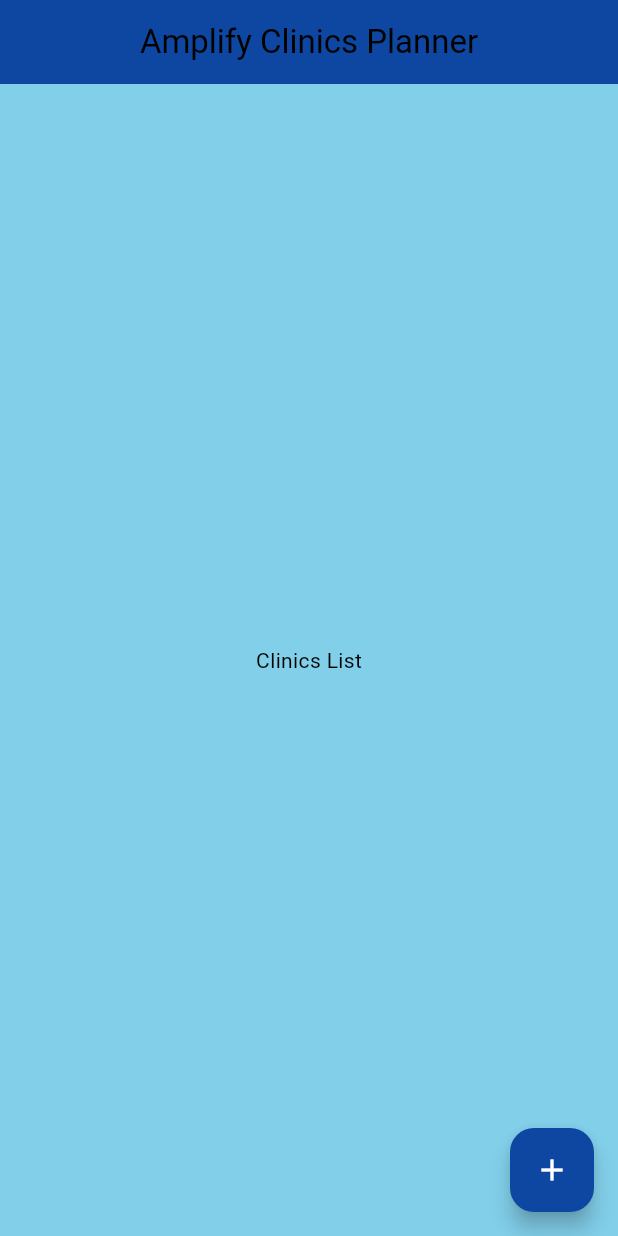
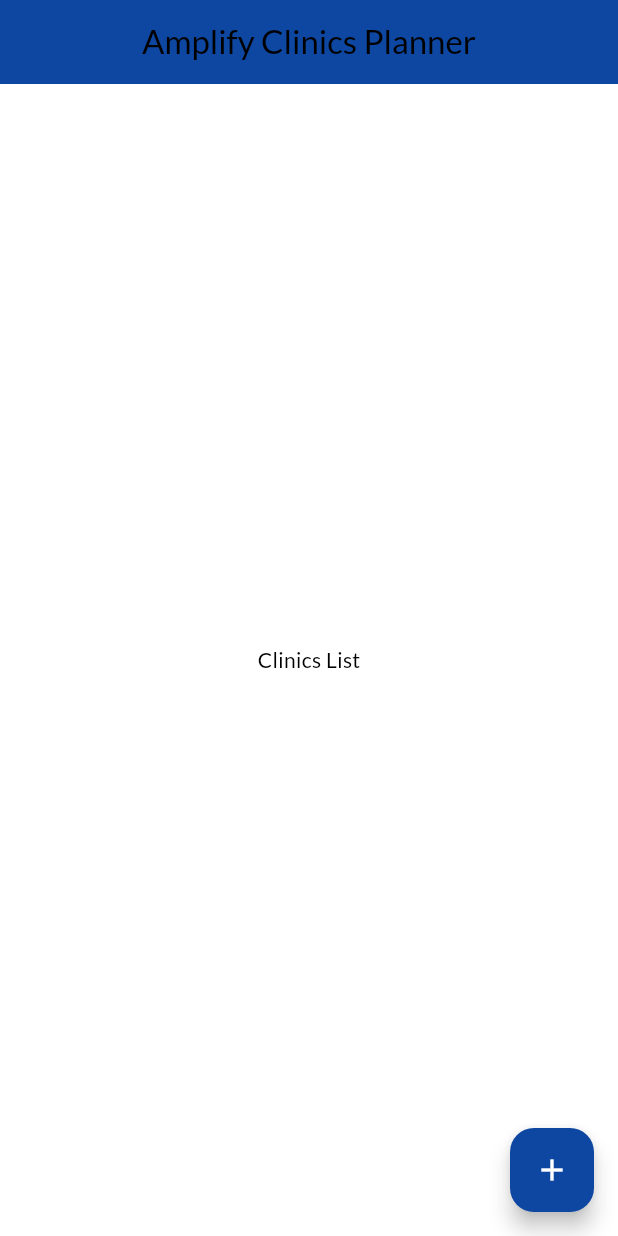
Before and after one commit to MichaelLevin5908/clinic_finder_app, a Flutter app: the screen it shows after launch, on a phone screen of 412 x 824 dp. Run offline on Flutter 3.47's test engine with Material 3 defaults, Android fonts, the light colour scheme and no system bars; our stand-ins replace flutter_riverpod, go_router, google_fonts; missing offline and left inert: amplify_auth_cognito, amplify_authenticator, amplify_flutter.

Commit message:
added Google fonts and chanegd UI

```diff
--- a/clinic_finder/clinic_finder/lib/clinicsfind.dart
+++ b/clinic_finder/clinic_finder/lib/clinicsfind.dart
@@ -2,11 +2,10 @@ import 'package:amplify_authenticator/amplify_authenticator.dart';
 import 'package:clinic_finder/common/navigation/router/router.dart';
 import 'package:clinic_finder/common/utils/colors.dart' as constants;
 import 'package:flutter/material.dart';
+import 'package:google_fonts/google_fonts.dart';
 
 class ClinicApp extends StatelessWidget {
-  const ClinicApp({
-    super.key,
-  });
+  const ClinicApp({super.key});
 
   @override
   Widget build(BuildContext context) {
@@ -15,10 +14,33 @@ class ClinicApp extends StatelessWidget {
         routerConfig: router,
         builder: Authenticator.builder(),
         theme: ThemeData(
-          colorScheme:
-              ColorScheme.fromSwatch(primarySwatch: constants.primaryColor)
-                  .copyWith(
-            surface: const Color(0xff82CFEA),
+          primaryColor: const Color(0xFF82CFEA),
+          hintColor: Colors.black,
+          scaffoldBackgroundColor: Colors.white,
+          textTheme: GoogleFonts.latoTextTheme(
+            Theme.of(context).textTheme.apply(
+              bodyColor: Colors.black,
+              displayColor: Colors.black,
+            ),
+          ),
+          inputDecorationTheme: const InputDecorationTheme(
+            labelStyle: TextStyle(color: Colors.black),
+            hintStyle: TextStyle(color: Colors.grey),
+          ),
+          appBarTheme: const AppBarTheme(
+            color: Color(0xFF82CFEA),
+          ),
+          elevatedButtonTheme: ElevatedButtonThemeData(
+            style: ElevatedButton.styleFrom(
+              foregroundColor: Colors.white,
+              backgroundColor: const Color(0xFF82CFEA),
+              textStyle: const TextStyle(fontWeight: FontWeight.bold),
+            ),
+          ),
+          colorScheme: ColorScheme.fromSwatch().copyWith(
+            primary: const Color(0xFF82CFEA),
+            secondary: Colors.white,
+            surface: const Color(0xFF82CFEA),
           ),
         ),
       ),
--- a/clinic_finder/clinic_finder/pubspec.yaml
+++ b/clinic_finder/clinic_finder/pubspec.yaml
@@ -44,6 +44,7 @@ dependencies:
 
   # The following adds the Cupertino Icons font to your application.
   # Use with the CupertinoIcons class for iOS style icons.
+  google_fonts: ^5.0.0
   flutter_riverpod: ^2.1.3
   go_router: ^14.2.3
   image_picker: ^1.1.2
```
